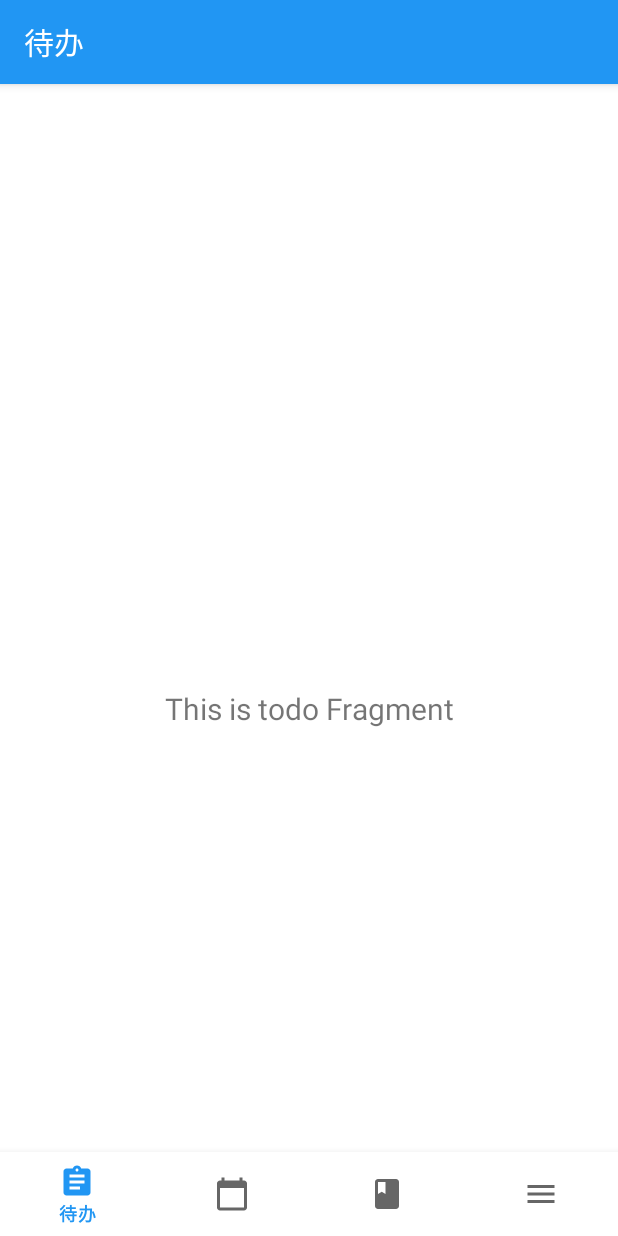
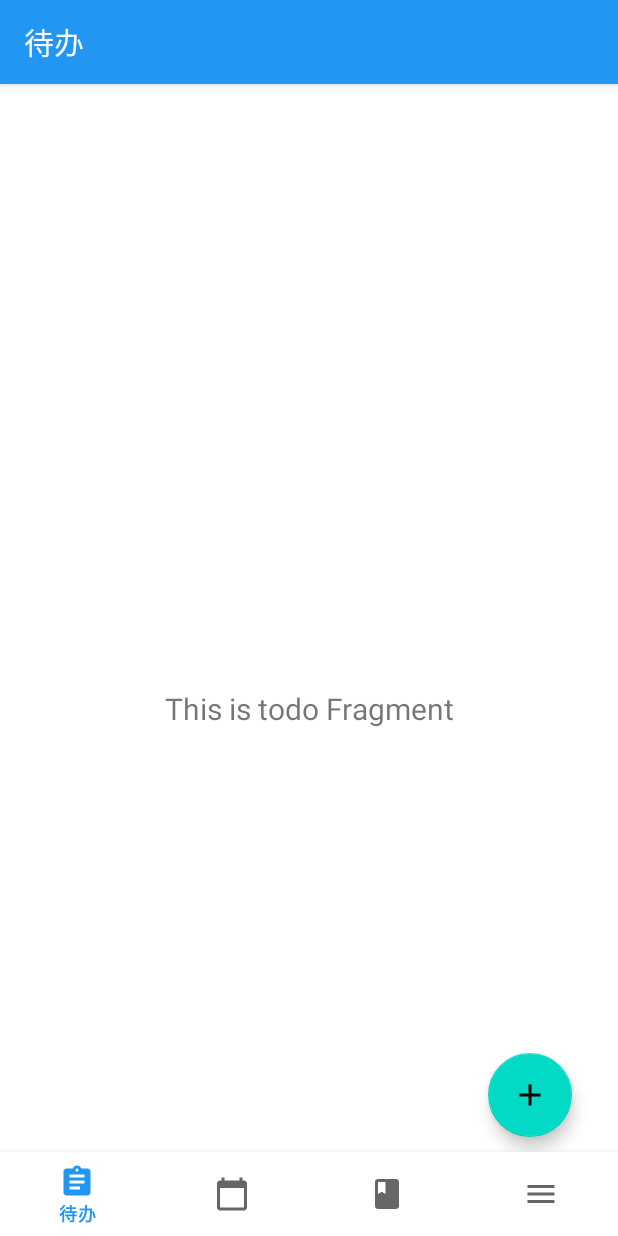
Before and after one commit to hiki-long/BUPTAndroid, an Android app: the screen it shows after launch (MainActivity), on a phone screen of 412 x 824 dp. Run offline under Robolectric (Android 15) with nearby library versions, the phone set to English and light mode, and no system bars; our stand-ins replace Dagger/Hilt's generated code, navigation-ui.

Commit message:
todofragment中添加悬浮按钮做测试

```diff
--- /dev/null
+++ b/app/src/main/res/drawable/ic_baseline_add_24.xml
@@ -0,0 +1,10 @@
+<vector xmlns:android="http://schemas.android.com/apk/res/android"
+    android:width="24dp"
+    android:height="24dp"
+    android:viewportWidth="24"
+    android:viewportHeight="24"
+    android:tint="?attr/colorControlNormal">
+  <path
+      android:fillColor="@android:color/white"
+      android:pathData="M19,13h-6v6h-2v-6H5v-2h6V5h2v6h6v2z"/>
+</vector>
--- a/app/src/main/res/layout/fragment_todo.xml
+++ b/app/src/main/res/layout/fragment_todo.xml
@@ -4,7 +4,7 @@
     xmlns:tools="http://schemas.android.com/tools"
     android:layout_width="match_parent"
     android:layout_height="match_parent"
-    tools:context=".ui.todo.HomeFragment">
+    tools:context=".ui.todo.TodoFragment">
 
     <TextView
         android:id="@+id/text_todo"
@@ -19,4 +19,19 @@
         app:layout_constraintEnd_toEndOf="parent"
         app:layout_constraintStart_toStartOf="parent"
         app:layout_constraintTop_toTopOf="parent" />
+
+    <com.google.android.material.floatingactionbutton.FloatingActionButton
+        android:id="@+id/add"
+        android:layout_width="wrap_content"
+        android:layout_height="wrap_content"
+        android:layout_gravity="end|bottom"
+        android:layout_margin="16dp"
+
+        android:src="@drawable/ic_baseline_add_24"
+        app:layout_constraintBottom_toBottomOf="parent"
+        app:layout_constraintEnd_toEndOf="parent"
+        app:layout_constraintHorizontal_bias="0.954"
+        app:layout_constraintStart_toStartOf="parent"
+        app:layout_constraintTop_toTopOf="parent"
+        app:layout_constraintVertical_bias="0.92" />
 </androidx.constraintlayout.widget.ConstraintLayout>
```
